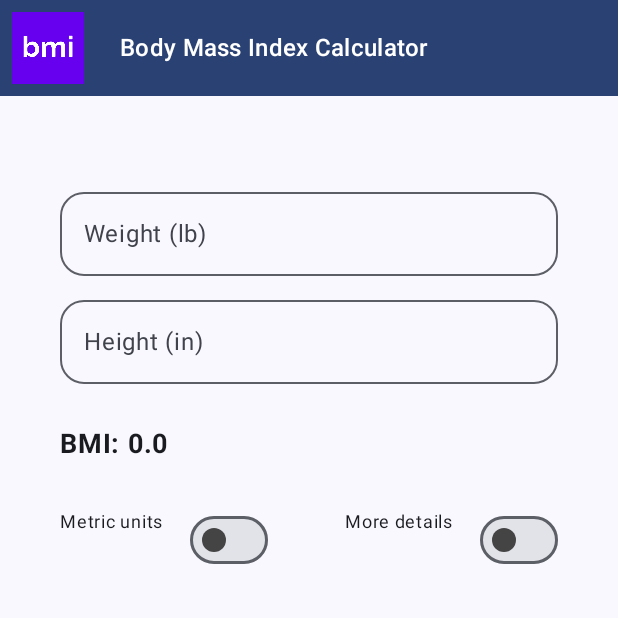
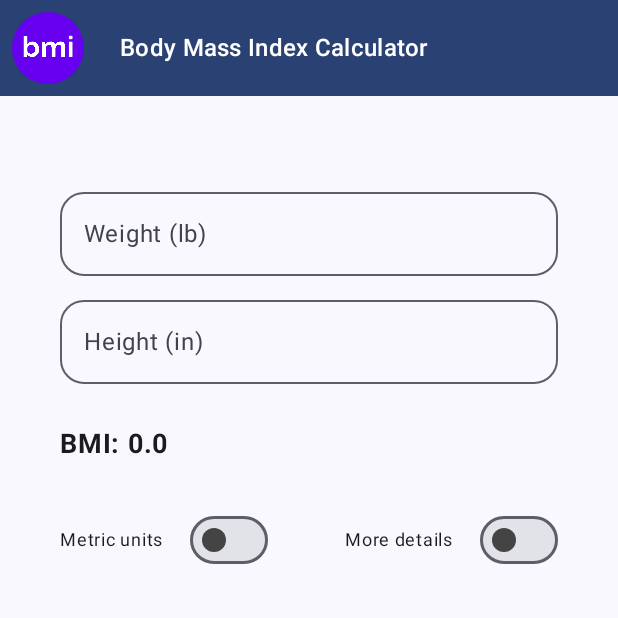
Before and after one commit to annedawson/BMI, an Android app built with Jetpack Compose: the screen it shows after launch (MainActivity), on a phone screen of 412 x 824 dp, the top half of it. Run offline under Robolectric (Android 15) with nearby library versions, the phone set to English and light mode, and no system bars.

Commit message:
Commit 21/9/2024 after coding the metric units switch, adding the bmi metric calculation, centering the text on the switches row and changing the top app bar image from square to round shape. 20/9/2024, 11:10 PT

```diff
--- a/app/src/main/java/net/annedawson/bmi/MainActivity.kt
+++ b/app/src/main/java/net/annedawson/bmi/MainActivity.kt
@@ -31,7 +31,6 @@ import androidx.compose.foundation.layout.height
 import androidx.compose.foundation.layout.padding
 import androidx.compose.foundation.layout.size
 import androidx.compose.foundation.layout.systemBarsPadding
-import androidx.compose.foundation.layout.wrapContentWidth
 import androidx.compose.foundation.rememberScrollState
 import androidx.compose.foundation.text.KeyboardActions
 import androidx.compose.foundation.text.KeyboardOptions
@@ -64,6 +63,11 @@ import androidx.compose.ui.unit.dp
 import androidx.compose.ui.unit.sp
 import net.annedawson.bmi.ui.theme.BmiTheme
 import net.annedawson.bmi.ui.theme.Shapes
+import androidx.compose.foundation.shape.RoundedCornerShape
+import androidx.compose.ui.draw.clip
+import androidx.compose.ui.layout.ContentScale
+
+// the above from Woof app to make images round
 
 
 class MainActivity : ComponentActivity() {
@@ -109,7 +113,7 @@ fun BmiApp() {
     var metricUnits by rememberSaveable { mutableStateOf(false) }
     // moreDetails is now a state. it will be changed by the switch.
 
-    val bmi = calculateBmi(weight, height)
+    val bmi = calculateBmi(weight, height, metricUnits)
 
     // bmi is now a state  ??
 
@@ -117,12 +121,16 @@ fun BmiApp() {
         mutableStateOf("")
     }
     val bmiValue = bmi.toFloatOrNull() ?: 0.0f
+
+    // https://www.cdc.gov/bmi/adult-calculator/bmi-categories.html
     bmiCategory = when {
-        bmiValue in 13.1..16.0 -> "Severe underweight"
-        bmiValue in 16.1..18.4 -> "Underweight"
-        bmiValue in 18.5..24.9 -> "Normal weight"
+        bmiValue in 13.1..15.9 -> "Severe underweight"
+        bmiValue in 16.0..18.4 -> "Underweight"
+        bmiValue in 18.5..24.9 -> "Healthy weight"
         bmiValue in 25.0..29.9 -> "Overweight"
-        bmiValue > 29.9 -> "Obese"
+        bmiValue in 30.0..34.9 -> "Obesity Class 1"
+        bmiValue in 35.0..39.9 -> "Obesity Class 2"
+        bmiValue >= 40.0 -> "Obesity Class 3"
 //        else -> "Uncategorized"
         else -> ""
     }
@@ -191,7 +199,13 @@ fun BmiApp() {
             OutlinedTextField(
                 value = weightInput,
                 onValueChange = { weightInput = it },
-                label = { Text(stringResource(R.string.weight)) },
+                label = {
+                    if (metricUnits) {
+                        Text(stringResource(R.string.weight_kg))
+                    } else {
+                        Text(stringResource(R.string.weight_lb))
+                    }
+                },
                 keyboardOptions = KeyboardOptions(
                     keyboardType = KeyboardType.Number,
                     imeAction = ImeAction.Next
@@ -207,7 +221,13 @@ fun BmiApp() {
             OutlinedTextField(
                 value = heightInput,
                 onValueChange = { heightInput = it },
-                label = { Text(stringResource(R.string.height)) },
+                label = {
+                    if (metricUnits) {
+                        Text(stringResource(R.string.height_cm))
+                    } else {
+                        Text(stringResource(R.string.height_in))
+                    }
+                },
                 keyboardOptions = KeyboardOptions(
                     keyboardType = KeyboardType.Number,
                     imeAction = ImeAction.Next
@@ -306,9 +326,9 @@ fun MetricDetailsRow(
     Row(
         modifier = Modifier
             .fillMaxWidth(),
-            //.size(48.dp),
-        //verticalAlignment = Alignment.CenterVertically,
-        horizontalArrangement =   Arrangement.SpaceEvenly
+        //.size(48.dp),
+        horizontalArrangement =   Arrangement.SpaceEvenly,
+        verticalAlignment = Alignment.CenterVertically
     ) {
         Text(text = stringResource(R.string.metric_units),
             fontSize = 12.sp)
@@ -316,9 +336,9 @@ fun MetricDetailsRow(
         Switch(  // import androidx.compose.material3.Switch
             checked = metricUnits,
             onCheckedChange = onMetricUnitsChanged,
-           /*colors = SwitchDefaults.colors(
-               uncheckedThumbColor = Color.DarkGray
-            )*/
+            /*colors = SwitchDefaults.colors(
+                uncheckedThumbColor = Color.DarkGray
+             )*/
             colors = SwitchDefaults.colors(
                 uncheckedThumbColor = if (isSystemInDarkTheme()) {
                     Color.LightGray
@@ -347,6 +367,7 @@ fun MetricDetailsRow(
 }
 
 
+
 // change "private" to "internal" to allow
 // module access for local testing, see:
 // https://developer.android.com/codelabs/basic-android-kotlin-compose-write-automated-tests?continue=https%3A%2F%2Fdeveloper.android.com%2Fcourses%2Fpathways%2Fandroid-basics-compose-unit-2-pathway-3%23codelab-https%3A%2F%2Fdeveloper.android.com%2Fcodelabs%2Fbasic-android-kotlin-compose-write-automated-tests#3
@@ -356,14 +377,18 @@ fun MetricDetailsRow(
 // it's only public for testing purposes.
 // In the Tip Time app, this function is used by the test TipCalculatorTests,
 // calculate_20_percent_tip_no_roundup() test
-internal fun calculateBmi(weight: Double, height: Double): String {
+internal fun calculateBmi(weight: Double, height: Double, metricUnits: Boolean): String {
     var bmi: Double
     bmi = 0.0
 
     if (height > 0.0 && weight > 0.0) {
-        bmi = weight / (height * height) * 703
+        if (metricUnits) {
+            bmi = weight / (height * height) * 10000
+        }
+        else {
+            bmi = weight / (height * height) * 703
+        }
     }
-
     return String.format("%.1f", bmi)
     // convert the number to a 1 decimal place float formatted string
 }
@@ -379,7 +404,10 @@ fun BmiTopAppBar(modifier: Modifier = Modifier) {
         Image(
             modifier = Modifier
                 .size(64.dp)
-                .padding(8.dp),
+                .padding(8.dp)
+                .clip(RoundedCornerShape(50)),
+            // to make image a circle with crop
+            contentScale = ContentScale.Crop,
             painter = painterResource(R.drawable.bmi),
             contentDescription = null
         )
--- a/app/src/main/res/values/strings.xml
+++ b/app/src/main/res/values/strings.xml
@@ -1,9 +1,11 @@
 <resources>
     <string name="app_name">BMI</string>
-    <string name="weight">Weight (lb)</string>
+    <string name="weight_lb">Weight (lb)</string>
+    <string name="weight_kg">Weight (kg)</string>
     <string name="calculate_bmi">Calculate BMI</string>
     <string name="bmi">BMI: %s</string>
-    <string name="height">Height (in)</string>
+    <string name="height_in">Height (in)</string>
+    <string name="height_cm">Height (cm)</string>
     <string name="more_details">More details</string>
     <string name="metric_units">Metric units</string>
     <string name="top_app_bar_title">Body Mass Index Calculator</string>
```
